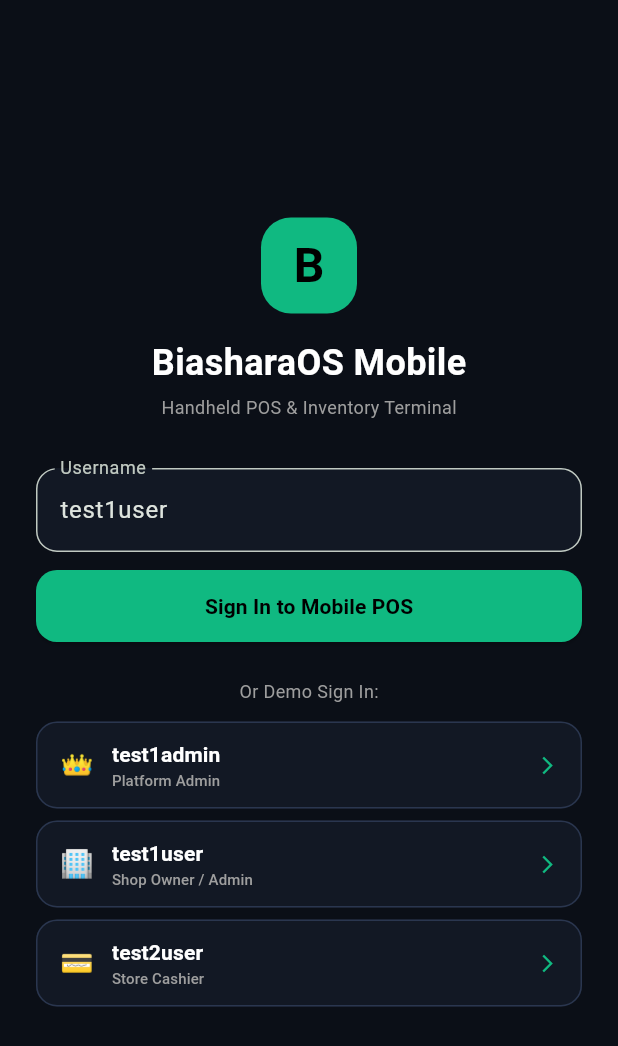
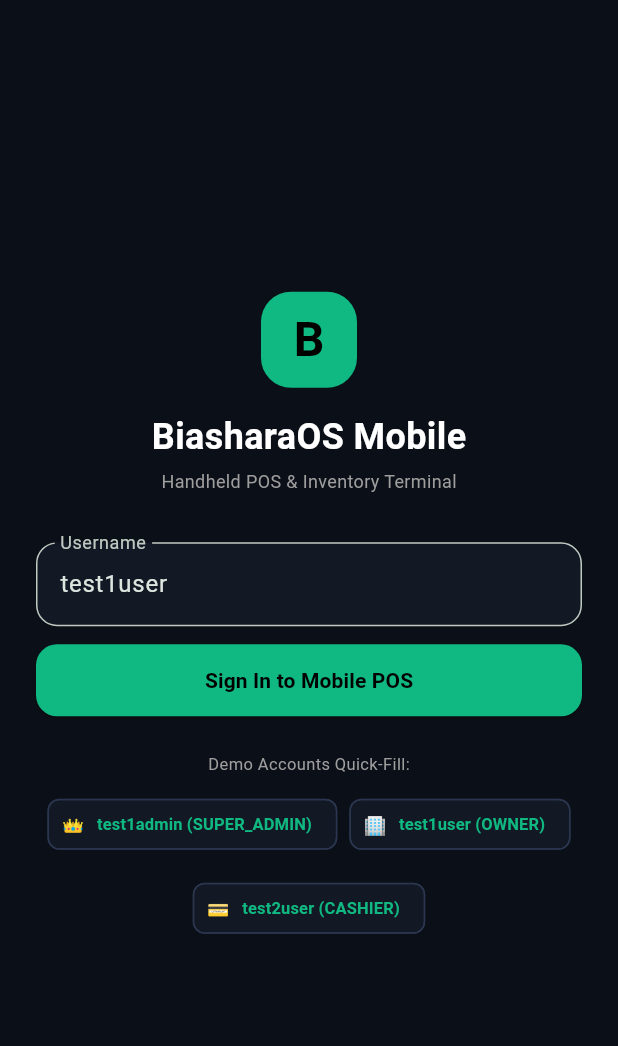
Before and after one commit to TristanBrian/smartos, a Flutter app: the screen it shows after launch, on a phone screen of 412 x 824 dp. Shown: the top 1046 px of the screen. Run offline on Flutter 3.47's test engine with Material 3 defaults, Android fonts, the phone set to English and light mode, and no system bars; accounts and stored records are empty.

Commit message:
style(auth): polish login screen to ultra-clean minimal enterprise layout

```diff
--- a/clients/mobile/lib/main.dart
+++ b/clients/mobile/lib/main.dart
@@ -144,38 +144,25 @@ class _MainMobileDashboardState extends State<MainMobileDashboard> {
                   ),
                   const SizedBox(height: 24),
                   const Text(
-                    'Or Demo Sign In:',
-                    style: TextStyle(color: Colors.grey, fontSize: 12),
+                    'Demo Accounts Quick-Fill:',
+                    style: TextStyle(color: Colors.grey, fontSize: 11),
                   ),
-                  const SizedBox(height: 12),
-                  ...TestUser.testPersonas.map((user) => Container(
-                    margin: const EdgeInsets.only(bottom: 8),
-                    child: OutlinedButton(
+                  const SizedBox(height: 8),
+                  Wrap(
+                    spacing: 8,
+                    runSpacing: 8,
+                    alignment: WrapAlignment.center,
+                    children: TestUser.testPersonas.map((user) => ActionChip(
+                      backgroundColor: const Color(0xFF121824),
+                      side: const BorderSide(color: Color(0xFF2A364F)),
+                      avatar: Text(user.avatar, style: const TextStyle(fontSize: 12)),
+                      label: Text(
+                        '${user.username} (${user.role})',
+                        style: const TextStyle(color: Color(0xFF10B981), fontSize: 11, fontWeight: FontWeight.bold),
+                      ),
                       onPressed: () => _handleLogin(user),
-                      style: OutlinedButton.styleFrom(
-                        side: const BorderSide(color: Color(0xFF2A364F)),
-                        backgroundColor: const Color(0xFF121824),
-                        padding: const EdgeInsets.symmetric(vertical: 12, horizontal: 16),
-                        shape: RoundedRectangleBorder(borderRadius: BorderRadius.circular(14)),
-                      ),
-                      child: Row(
-                        children: [
-                          Text(user.avatar, style: const TextStyle(fontSize: 18)),
-                          const SizedBox(width: 12),
-                          Expanded(
-                            child: Column(
-                              crossAxisAlignment: CrossAxisAlignment.start,
-                              children: [
-                                Text(user.username, style: const TextStyle(color: Colors.white, fontWeight: FontWeight.bold)),
-                                Text(user.roleLabel, style: const TextStyle(color: Colors.grey, fontSize: 10)),
-                              ],
-                            ),
-                          ),
-                          const Icon(Icons.arrow_forward_ios, size: 14, color: Color(0xFF10B981)),
-                        ],
-                      ),
-                    ),
-                  )),
+                    )).toList(),
+                  ),
                 ],
               ),
             ),
```
Also changed, not shown: 2 other files.
